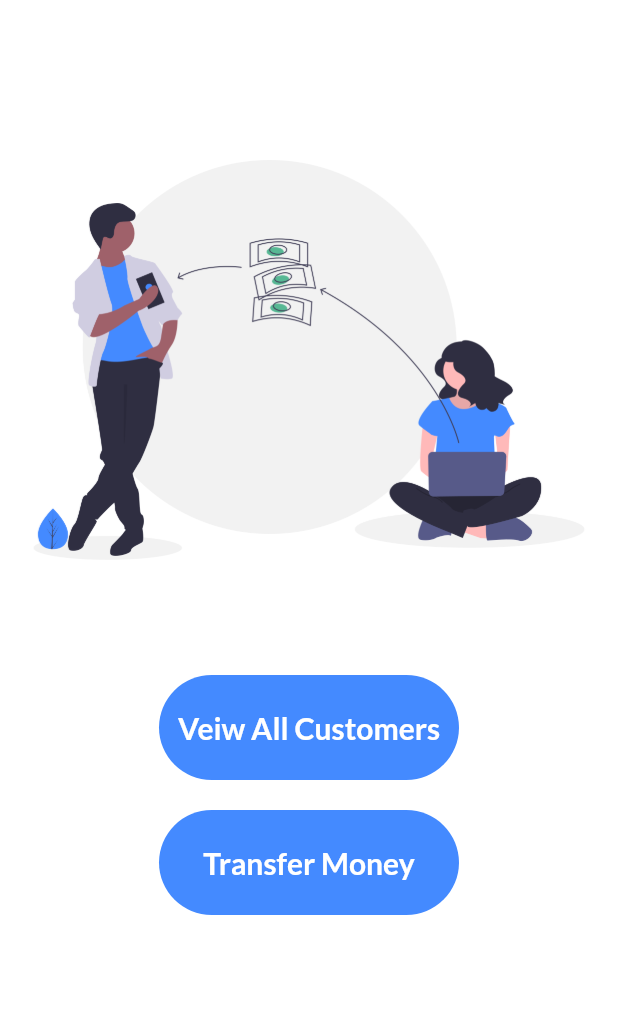
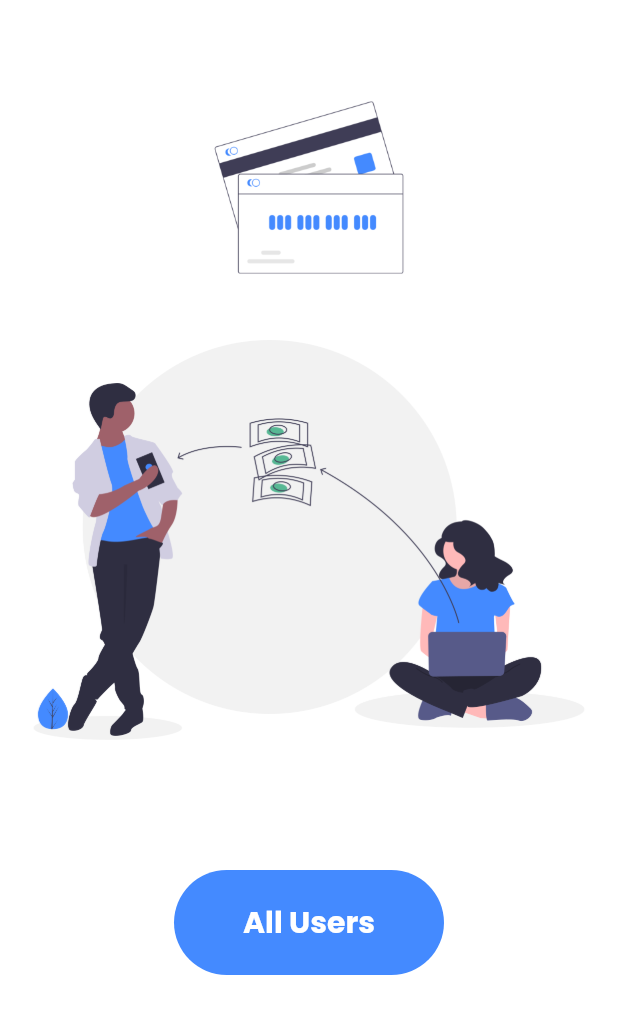
Before and after one commit to Ishaankr2001/Banking-App, a Flutter app: the screen it shows after launch, on a phone screen of 412 x 824 dp. Shown: the top 1014 px of the screen. Run offline on Flutter 3.47's test engine with Material 2 defaults, Android fonts, the phone set to English and light mode, and no system bars; our stand-ins replace google_fonts.

Commit message:
HomeScreen Finalized

```diff
--- a/lib/main.dart
+++ b/lib/main.dart
@@ -1,4 +1,6 @@
 import 'package:bank/screens/home.dart';
+import 'package:bank/screens/users.dart';
+import 'package:bank/utils/routes.dart';
 import 'package:flutter/material.dart';
 import 'package:google_fonts/google_fonts.dart';
 
@@ -11,12 +13,13 @@ class MyApp extends StatelessWidget {
       themeMode: ThemeMode.light,
       theme: ThemeData(
         primarySwatch: Colors.grey,
-        fontFamily: GoogleFonts.lato().fontFamily,
+        fontFamily: GoogleFonts.poppins().fontFamily,
       ),
       debugShowCheckedModeBanner: false,
-      initialRoute: "/home",
+      initialRoute: MyRoutes.homeRoute,
       routes: {
         "/home": (context) => HomeScreen(),
+        "/users": (context) => UsersScreen(),
       },
     );
   }
--- a/lib/screens/home.dart
+++ b/lib/screens/home.dart
@@ -1,3 +1,4 @@
+import 'package:bank/utils/routes.dart';
 import 'package:flutter/material.dart';
 
 class HomeScreen extends StatefulWidget {
@@ -6,20 +7,38 @@ class HomeScreen extends StatefulWidget {
 }
 
 class _HomeScreenState extends State<HomeScreen> {
+  bool changebutton = false;
+
+  moveToUserScreen(BuildContext context) async {
+    setState(() {
+      changebutton = true;
+    });
+    await Future.delayed(Duration(seconds: 1));
+    await Navigator.pushNamed(context, MyRoutes.usersRoute);
+    setState(() {
+      changebutton = false;
+    });
+  }
+
   @override
   Widget build(BuildContext context) {
     return Material(
         color: Colors.white,
         child: SingleChildScrollView(
           child: Column(
+            //crossAxisAlignment: CrossAxisAlignment.center,
             children: [
-              SizedBox(height: 80),
+              SizedBox(height: 50),
+              Image.asset(
+                "lib/utils/home1.png",
+                height: 150,
+              ),
               Image.asset(
                 'lib/utils/home.png',
                 fit: BoxFit.cover,
                 height: 320,
               ),
-              SizedBox(height: 20),
+              SizedBox(height: 30),
               Padding(
                 padding: const EdgeInsets.symmetric(
                   vertical: 30,
@@ -31,33 +50,19 @@ class _HomeScreenState extends State<HomeScreen> {
                       color: Colors.blueAccent,
                       borderRadius: BorderRadius.circular(100),
                       child: InkWell(
+                        onTap: () => moveToUserScreen(context),
                         child: AnimatedContainer(
                             duration: Duration(seconds: 1),
                             height: 70,
-                            width: 200,
+                            width: changebutton ? 70 : 180,
                             alignment: Alignment.center,
-                            child: Text(
-                              "Veiw All Customers",
-                              style: TextStyle(
+                            child: changebutton
+                                ? Icon(
+                                    Icons.done,
                                     color: Colors.white,
-                                fontWeight: FontWeight.bold,
-                                fontSize: 20,
-                              ),
-                            )),
-                      ),
-                    ),
-                    SizedBox(height: 20),
-                    Material(
-                      color: Colors.blueAccent,
-                      borderRadius: BorderRadius.circular(100),
-                      child: InkWell(
-                        child: AnimatedContainer(
-                            duration: Duration(seconds: 1),
-                            height: 70,
-                            width: 200,
-                            alignment: Alignment.center,
-                            child: Text(
-                              "Transfer Money",
+                                  )
+                                : Text(
+                                    "All Users",
                                     style: TextStyle(
                                       color: Colors.white,
                                       fontWeight: FontWeight.bold,
--- /dev/null
+++ b/lib/utils/routes.dart
@@ -0,0 +1,4 @@
+class MyRoutes {
+  static String homeRoute = "/home";
+  static String usersRoute = "/users";
+}
--- a/pubspec.yaml
+++ b/pubspec.yaml
@@ -29,6 +29,7 @@ dependencies:
   # Use with the CupertinoIcons class for iOS style icons.
   cupertino_icons: ^1.0.2
   google_fonts: ^2.1.0
+  velocity_x: ^1.3.1
 
 dev_dependencies:
   flutter_test:
```
Also changed, not shown: lib/screens/users.dart (added, +15 -0 lines), lib/utils/Users.json (added, +69 -0 lines), lib/utils/home1.png (added), pubspec.lock. Lines whose indentation alone changed are shown as unchanged.
